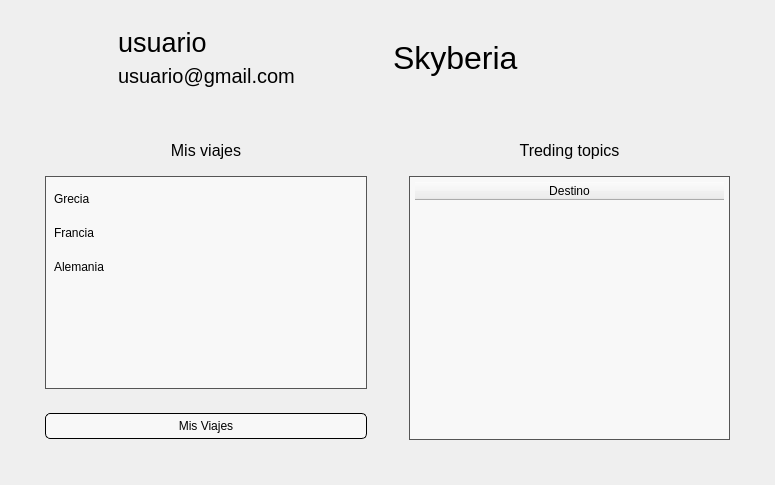
Old version of the form menu.ui in the repository ilopjim13/PersistenciaDatos_PyQT.
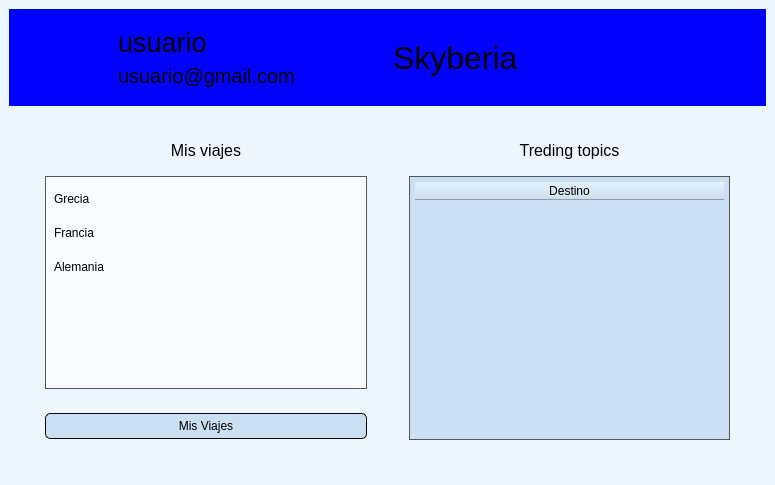
New version of the form. Icons and pictures are not drawn.

Commit message: Intento cambio visual

Patch:
```diff
--- a/menu.ui
+++ b/menu.ui
@@ -55,10 +55,7 @@
    </property>
    <property name="styleSheet">
     <string notr="true">#principal{
-background-image: url(:/icons/recursos/media/fondo.jpg);
-background-repeat: no-repeat;
-background-position: center;
-background-attachment: fixed;
+	background-color: rgb(238, 247, 255);
 }
 #QTMisViajes {
 background-color: rgba(255, 255, 255, 150); /* Fondo blanco con 150 de opacidad (0-255) */
@@ -126,6 +123,9 @@
         <verstretch>10</verstretch>
        </sizepolicy>
       </property>
+      <property name="styleSheet">
+       <string notr="true">background-color: rgb(0, 0, 255);</string>
+      </property>
       <layout class="QHBoxLayout" name="horizontalLayout">
        <item>
         <widget class="QLabel" name="QLabelUsuario">
@@ -195,6 +195,33 @@
               </color>
              </brush>
             </colorrole>
+            <colorrole role="Button">
+             <brush brushstyle="SolidPattern">
+              <color alpha="255">
+               <red>0</red>
+               <green>0</green>
+               <blue>255</blue>
+              </color>
+             </brush>
+            </colorrole>
+            <colorrole role="Base">
+             <brush brushstyle="SolidPattern">
+              <color alpha="255">
+               <red>0</red>
+               <green>0</green>
+               <blue>255</blue>
+              </color>
+             </brush>
+            </colorrole>
+            <colorrole role="Window">
+             <brush brushstyle="SolidPattern">
+              <color alpha="255">
+               <red>0</red>
+               <green>0</green>
+               <blue>255</blue>
+              </color>
+             </brush>
+            </colorrole>
            </active>
            <inactive>
             <colorrole role="WindowText">
@@ -206,8 +233,63 @@
               </color>
              </brush>
             </colorrole>
+            <colorrole role="Button">
+             <brush brushstyle="SolidPattern">
+              <color alpha="255">
+               <red>0</red>
+               <green>0</green>
+               <blue>255</blue>
+              </color>
+             </brush>
+            </colorrole>
+            <colorrole role="Base">
+             <brush brushstyle="SolidPattern">
+              <color alpha="255">
+               <red>0</red>
+               <green>0</green>
+               <blue>255</blue>
+              </color>
+             </brush>
+            </colorrole>
+            <colorrole role="Window">
+             <brush brushstyle="SolidPattern">
+              <color alpha="255">
+               <red>0</red>
+               <green>0</green>
+               <blue>255</blue>
+              </color>
+             </brush>
+            </colorrole>
            </inactive>
-           <disabled/>
+           <disabled>
+            <colorrole role="Button">
+             <brush brushstyle="SolidPattern">
+              <color alpha="255">
+               <red>0</red>
+               <green>0</green>
+               <blue>255</blue>
+              </color>
+             </brush>
+            </colorrole>
+            <colorrole role="Base">
+             <brush brushstyle="SolidPattern">
+              <color alpha="255">
+               <red>0</red>
+               <green>0</green>
+               <blue>255</blue>
+              </color>
+             </brush>
+            </colorrole>
+            <colorrole role="Window">
+             <brush brushstyle="SolidPattern">
+              <color alpha="255">
+               <red>0</red>
+               <green>0</green>
+               <blue>255</blue>
+              </color>
+             </brush>
+            </colorrole>
+           </disabled>
           </palette>
          </property>
          <property name="font">
@@ -361,6 +443,9 @@
                     <height>16777215</height>
                    </size>
                   </property>
+                  <property name="styleSheet">
+                   <string notr="true">background-color: rgb(202, 223, 241);</string>
+                  </property>
                   <property name="text">
                    <string>Mis Viajes</string>
                   </property>
@@ -465,6 +550,9 @@
                   <property name="autoFillBackground">
                    <bool>false</bool>
                   </property>
+                  <property name="styleSheet">
+                   <string notr="true">background-color: rgb(202, 223, 241);</string>
+                  </property>
                   <property name="frameShadow">
                    <enum>QFrame::Shadow::Sunken</enum>
                   </property>
@@ -533,6 +621,13 @@
                    <property name="text">
                     <string>Destino</string>
                    </property>
+                   <property name="background">
+                    <color>
+                     <red>202</red>
+                     <green>223</green>
+                     <blue>241</blue>
+                    </color>
+                   </property>
                   </column>
                   <item row="0" column="0">
                    <property name="text">
```
The commit also changes 1 other file.
